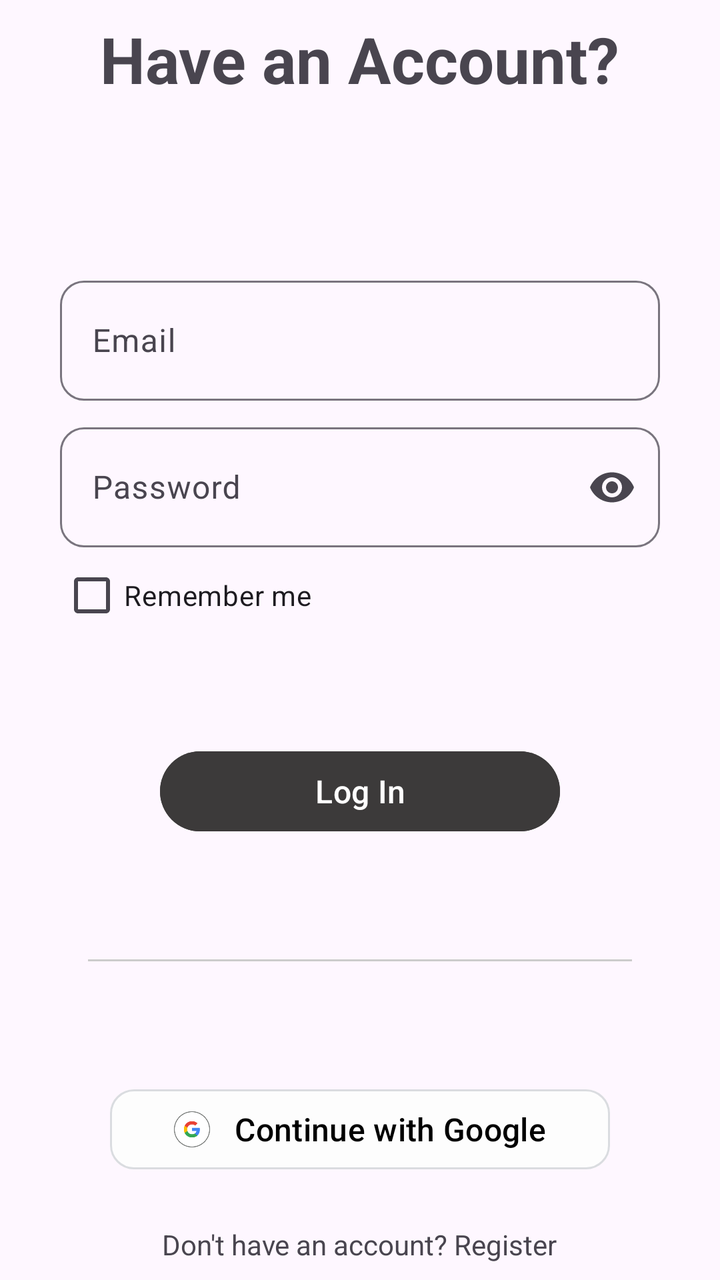
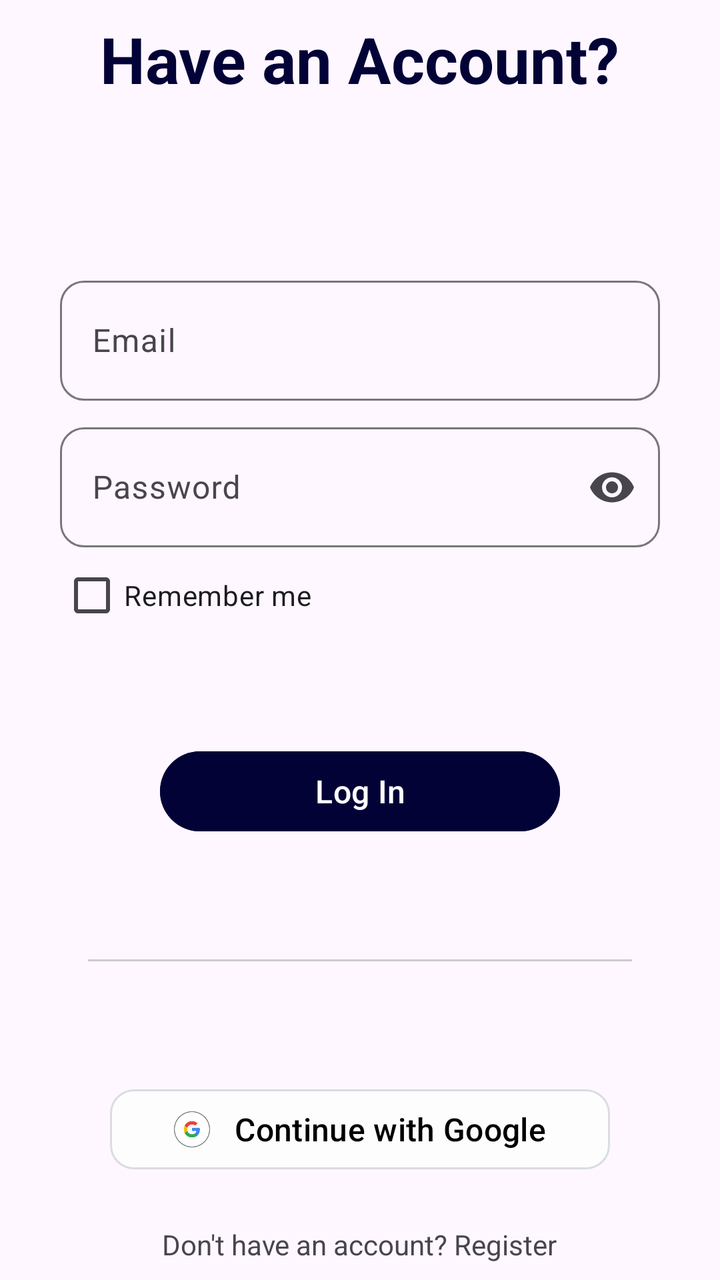

An Android layout rendered at two revisions. The XML below is the earlier revision; the diff shows what the commit changed to produce the second picture.
<!-- AndroidManifest.xml: application theme Theme.BasicViews -->
<!-- res/layout/activity_login.xml -->
<?xml version="1.0" encoding="utf-8"?>
<androidx.constraintlayout.widget.ConstraintLayout xmlns:android="http://schemas.android.com/apk/res/android"
    xmlns:app="http://schemas.android.com/apk/res-auto"
    xmlns:tools="http://schemas.android.com/tools"
    android:id="@+id/main"
    android:layout_width="match_parent"
    android:layout_height="match_parent"
    tools:context=".Login">

    <LinearLayout
        android:layout_width="match_parent"
        android:layout_height="match_parent"
        android:gravity="center"
        android:orientation="vertical"
        android:padding="8dp">

        <TextView
            android:id="@+id/textView"
            android:layout_width="wrap_content"
            android:layout_height="wrap_content"
            android:text="Have an Account?"
            android:textSize="32sp"
            android:textStyle="bold"/>

        <com.google.android.material.textfield.TextInputLayout
            android:id="@+id/usernameLayout"
            android:layout_width="300dp"
            android:layout_height="wrap_content"
            android:layout_marginTop="84dp"
            app:boxCornerRadiusBottomEnd="12dp"
            app:boxCornerRadiusBottomStart="12dp"
            app:boxCornerRadiusTopEnd="12dp"
            app:boxCornerRadiusTopStart="12dp"
            >

            <com.google.android.material.textfield.TextInputEditText
                android:id="@+id/username"
                android:layout_width="match_parent"
                android:layout_height="60dp"
                android:hint="Email"
                android:inputType="textEmailAddress" />

        </com.google.android.material.textfield.TextInputLayout>

        <com.google.android.material.textfield.TextInputLayout
            android:id="@+id/passwordLayout"
            android:layout_width="300dp"
            android:layout_height="wrap_content"
            android:layout_marginTop="8dp"
            app:endIconMode="password_toggle"
            app:boxCornerRadiusBottomEnd="12dp"
            app:boxCornerRadiusBottomStart="12dp"
            app:boxCornerRadiusTopEnd="12dp"
            app:boxCornerRadiusTopStart="12dp">

            <com.google.android.material.textfield.TextInputEditText
                android:id="@+id/password"
                android:layout_width="match_parent"
                android:layout_height="60dp"
                android:hint="Password"
                android:inputType="textPassword" />

        </com.google.android.material.textfield.TextInputLayout>

        <CheckBox
            android:id="@+id/rememberMe"
            android:layout_width="300dp"
            android:layout_height="wrap_content"
            android:text="Remember me" />

        <Button
            android:id="@+id/button"
            android:layout_width="200dp"
            android:layout_height="wrap_content"
            android:layout_marginTop="50dp"
            android:backgroundTint="#3C3A3A"
            android:text="Log In"
            android:textSize="16sp" />

        <View
            android:id="@+id/view"
            android:layout_width="match_parent"
            android:layout_height="1dp"
            android:layout_marginHorizontal="36dp"
            android:layout_marginVertical="60dp"
            android:background="#CCCCCC" />

        <com.google.android.material.button.MaterialButton
            android:id="@+id/google"
            android:layout_width="250dp"
            android:layout_height="wrap_content"
            android:backgroundTint="#FDFDFD"
            android:text="Continue with Google"
            android:textAllCaps="false"
            android:textColor="#000000"
            android:textSize="16sp"
            app:cornerRadius="12dp"
            app:icon="@drawable/google"
            app:iconGravity="textStart"
            app:iconPadding="12dp"
            app:iconTint="@null"
            app:strokeColor="#DADCE0"
            app:strokeWidth="1dp" />

        <TextView
            android:id="@+id/registerLink"
            android:layout_width="wrap_content"
            android:layout_height="wrap_content"
            android:layout_marginTop="24dp"
            android:text="Don't have an account? Register" />

    </LinearLayout>

</androidx.constraintlayout.widget.ConstraintLayout>
<!-- resources referenced by this layout -->
<resources>
  <!-- drawable google: png bitmap (drawable, 5641 bytes) -->
  <style name="Theme.BasicViews" parent="Base.Theme.BasicViews" />
  <style name="Base.Theme.BasicViews" parent="Theme.Material3.DayNight.NoActionBar">
          
          
          <item name="android:statusBarColor" tools:targetApi="l">@color/white</item>
      </style>
  <color name="white">#FFFFFFFF</color>
</resources>

<!-- the commit's change to res/layout/activity_login.xml (unified diff, before → after) -->
@@ -20,7 +20,8 @@
             android:layout_height="wrap_content"
             android:text="Have an Account?"
             android:textSize="32sp"
-            android:textStyle="bold"/>
+            android:textStyle="bold"
+            android:textColor="#030237"/>
 
         <com.google.android.material.textfield.TextInputLayout
             android:id="@+id/usernameLayout"
@@ -73,7 +74,7 @@
             android:layout_width="200dp"
             android:layout_height="wrap_content"
             android:layout_marginTop="50dp"
-            android:backgroundTint="#3C3A3A"
+            android:backgroundTint="#030237"
             android:text="Log In"
             android:textSize="16sp" />
 
